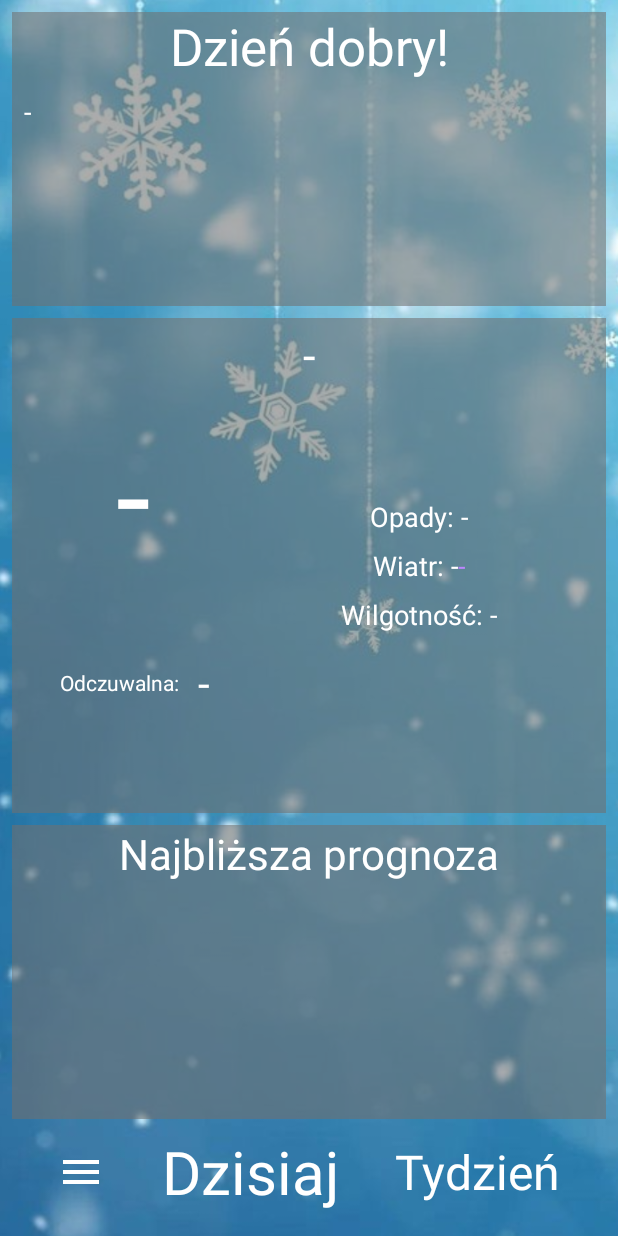
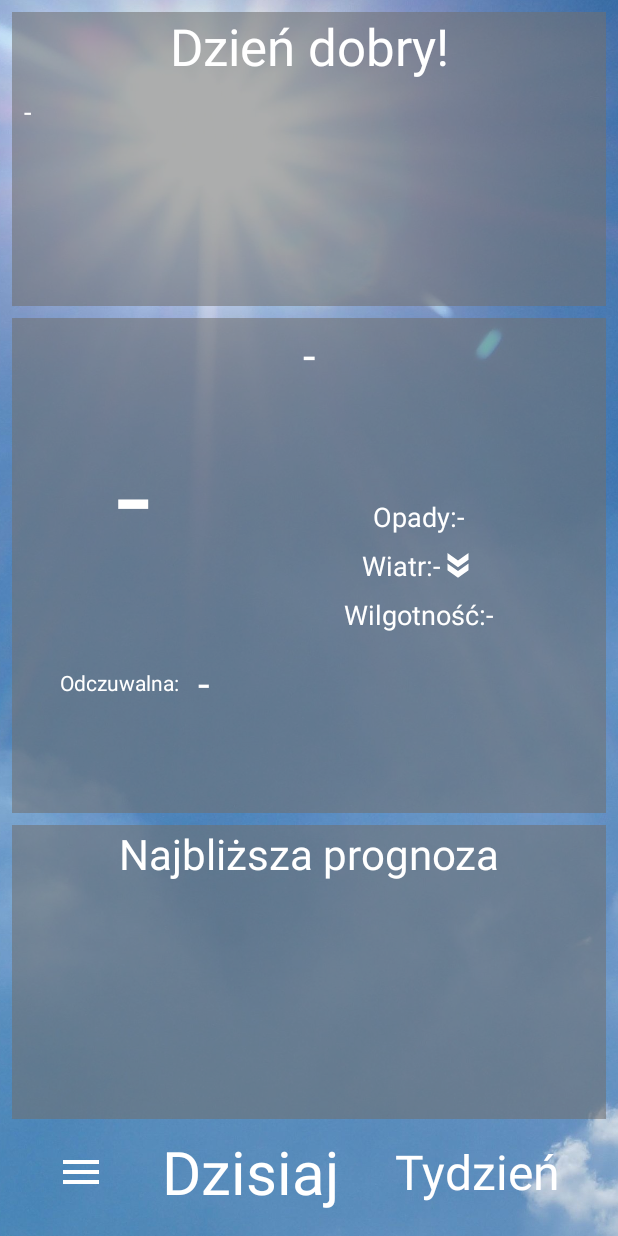
Before and after one commit to KraftUnderscore/weather-app, an Android app: the screen it shows after launch (MainActivity), on a phone screen of 412 x 824 dp. Run offline under Robolectric (Android 15) with nearby library versions, the phone set to English and light mode, and no system bars; our stand-ins replace Volley; libraries missing offline, so code that uses them is left out: com.beust.klaxon.

Commit message:
Extracted strings to resources + added rotating wind icon

```diff
--- a/app/build.gradle
+++ b/app/build.gradle
@@ -15,6 +15,7 @@ android {
         versionName "1.0"
 
         testInstrumentationRunner "androidx.test.runner.AndroidJUnitRunner"
+        vectorDrawables.useSupportLibrary = true
     }
 
     buildTypes {
--- a/app/src/main/java/com/pieta/weatherapp/MainActivity.kt
+++ b/app/src/main/java/com/pieta/weatherapp/MainActivity.kt
@@ -33,8 +33,7 @@ class MainActivity : AppCompatActivity() {
         setContentView(R.layout.activity_main)
         LocationHelper.requestPermissions(this)
 
-        //AlarmCreator.createAlarm(this)
-        createAlarm(this)
+        AlarmCreator.createAlarm(this)
         NotificationsManager.createNotificationChannel(this)
 
         val viewPager = findViewById<ViewPager2>(R.id.view_pager)
@@ -159,34 +158,4 @@ class MainActivity : AppCompatActivity() {
         }
 
     }
-
-    fun createAlarm(context: Context) {
-        val alarmManager = context.getSystemService(Context.ALARM_SERVICE) as AlarmManager
-        val alarmIntent = Intent(context, AlarmReceiver::class.java)
-
-        val existingIntent = PendingIntent.getBroadcast(context, 0, alarmIntent, PendingIntent.FLAG_NO_CREATE)
-        Log.i("WeatherApp", (existingIntent == null).toString())
-        if(existingIntent == null)
-        {
-            Log.i("WeatherApp", existingIntent.toString())
-            val pendingIntent = PendingIntent.getBroadcast(context, 0, alarmIntent, 0)
-
-//                alarmManager.setInexactRepeating(
-//                        AlarmManager.ELAPSED_REALTIME_WAKEUP,
-//                        SystemClock.elapsedRealtime() + AlarmManager.INTERVAL_HALF_HOUR,
-//                        AlarmManager.INTERVAL_HALF_HOUR,
-//                        pendingIntent
-//                )
-
-            alarmManager.setRepeating(
-                    AlarmManager.ELAPSED_REALTIME_WAKEUP,
-                    SystemClock.elapsedRealtime() + 10 * 1000,
-                    10 * 1000,
-                    pendingIntent
-            )
-            val existingIntent2 = PendingIntent.getBroadcast(context, 0, alarmIntent, PendingIntent.FLAG_NO_CREATE) == null
-            Log.i("WeatherApp", existingIntent2.toString())
-
-        }
-    }
 }
--- a/app/src/main/java/com/pieta/weatherapp/adapters/ViewPagerAdapter.kt
+++ b/app/src/main/java/com/pieta/weatherapp/adapters/ViewPagerAdapter.kt
@@ -25,7 +25,7 @@ class ViewPagerAdapter(private val city: String, private val daily: List<Daily>?
         private val hourlyRainText = itemView.findViewById<TextView>(R.id.hourlyRainText)
         private val hourlyHumidityText = itemView.findViewById<TextView>(R.id.hourlyHumidityText)
         private val hourlyWindSpeedText = itemView.findViewById<TextView>(R.id.hourlyWindSpeedText)
-        private val hourlyWindDegreeText = itemView.findViewById<TextView>(R.id.hourlyWindDegreeText)
+        private val hourlyWindDegreeImage = itemView.findViewById<ImageView>(R.id.hourlyWindDegreeImage)
         private val hourlyWeatherLayout = itemView.findViewById(R.id.hourlyWeatherLayout) as LinearLayout
 
         fun populateViews(hourly: List<Hourly>?)
@@ -40,7 +40,7 @@ class ViewPagerAdapter(private val city: String, private val daily: List<Daily>?
                 hourlyRainText.text = "-"
                 hourlyHumidityText.text = "-"
                 hourlyWindSpeedText.text = "-"
-                hourlyWindDegreeText.text = "-"
+                hourlyWindDegreeImage.rotation = 90f
             }
             else
             {
@@ -52,7 +52,7 @@ class ViewPagerAdapter(private val city: String, private val daily: List<Daily>?
                 hourlyRainText.text = ("%.0f".format(100f * now.pop) + "%")
                 hourlyHumidityText.text = (now.humidity.toString() + "%")
                 hourlyWindSpeedText.text = (now.wind_speed.toString() + "km/h")
-                hourlyWindDegreeText.text = now.wind_deg.toString()
+                hourlyWindDegreeImage.rotation = (now.wind_deg - 90).toFloat()
 
                 for (hour in hourly)
                 {
--- a/app/src/main/java/com/pieta/weatherapp/alarms/AlarmCreator.kt
+++ b/app/src/main/java/com/pieta/weatherapp/alarms/AlarmCreator.kt
@@ -21,22 +21,12 @@ class AlarmCreator {
                 Log.i("WeatherApp", existingIntent.toString())
                 val pendingIntent = PendingIntent.getBroadcast(context, 0, alarmIntent, 0)
 
-//                alarmManager.setInexactRepeating(
-//                        AlarmManager.ELAPSED_REALTIME_WAKEUP,
-//                        SystemClock.elapsedRealtime() + AlarmManager.INTERVAL_HALF_HOUR,
-//                        AlarmManager.INTERVAL_HALF_HOUR,
-//                        pendingIntent
-//                )
-
                 alarmManager.setRepeating(
-                        AlarmManager.ELAPSED_REALTIME_WAKEUP,
-                        SystemClock.elapsedRealtime() + 10 * 1000,
-                        10 * 1000,
-                        pendingIntent
+                    AlarmManager.ELAPSED_REALTIME_WAKEUP,
+                    SystemClock.elapsedRealtime() + AlarmManager.INTERVAL_HOUR,
+                    AlarmManager.INTERVAL_HOUR,
+                    pendingIntent
                 )
-                val existingIntent2 = PendingIntent.getBroadcast(context, 0, alarmIntent, PendingIntent.FLAG_NO_CREATE) == null
-                Log.i("WeatherApp", existingIntent2.toString())
-
             }
         }
     }
--- /dev/null
+++ b/app/src/main/res/drawable/ic_wind.xml
@@ -0,0 +1,6 @@
+<vector android:height="24dp" android:tint="#FFFFFF"
+    android:viewportHeight="24" android:viewportWidth="24"
+    android:width="24dp" xmlns:android="http://schemas.android.com/apk/res/android">
+    <path android:fillColor="@android:color/white" android:pathData="M15.5,5l-4.5,0l5,7l-5,7l4.5,0l5,-7z"/>
+    <path android:fillColor="@android:color/white" android:pathData="M8.5,5l-4.5,0l5,7l-5,7l4.5,0l5,-7z"/>
+</vector>
--- a/app/src/main/res/layout/activity_main.xml
+++ b/app/src/main/res/layout/activity_main.xml
@@ -17,9 +17,10 @@
             android:id="@+id/mainBackgroundImage"
             android:layout_width="0dp"
             android:layout_height="0dp"
+            android:contentDescription="@string/backround_desc"
             android:scaleX="1.2"
             android:scaleY="1.2"
-            android:src="@drawable/bg_13"
+            android:src="@drawable/bg_01"
             app:layout_constraintBottom_toBottomOf="parent"
             app:layout_constraintEnd_toEndOf="parent"
             app:layout_constraintHorizontal_bias="0.5"
--- a/app/src/main/res/layout/bottom_menu.xml
+++ b/app/src/main/res/layout/bottom_menu.xml
@@ -1,7 +1,6 @@
 <?xml version="1.0" encoding="utf-8"?>
 <androidx.constraintlayout.widget.ConstraintLayout xmlns:android="http://schemas.android.com/apk/res/android"
     xmlns:app="http://schemas.android.com/apk/res-auto"
-    xmlns:tools="http://schemas.android.com/tools"
     android:layout_width="match_parent"
     android:layout_height="match_parent">
 
@@ -11,13 +10,14 @@
         android:layout_height="32sp"
         android:clickable="true"
         android:focusable="true"
-        android:src="@drawable/ic_menu"
+        app:srcCompat="@drawable/ic_menu"
         android:textColor="@color/white"
         app:layout_constraintBottom_toBottomOf="parent"
         app:layout_constraintEnd_toStartOf="@+id/menu_hourly_button"
         app:layout_constraintHorizontal_bias="0.5"
         app:layout_constraintStart_toStartOf="parent"
-        app:layout_constraintTop_toTopOf="parent" />
+        app:layout_constraintTop_toTopOf="parent"
+        android:contentDescription="@string/menu_button" />
 
     <TextView
         android:id="@+id/menu_hourly_button"
@@ -25,7 +25,7 @@
         android:layout_height="wrap_content"
         android:clickable="true"
         android:focusable="true"
-        android:text="Dzisiaj"
+        android:text="@string/menu_today"
         android:textColor="@color/white"
         android:textSize="32sp"
         app:layout_constraintBottom_toBottomOf="parent"
@@ -40,7 +40,7 @@
         android:layout_height="wrap_content"
         android:clickable="true"
         android:focusable="true"
-        android:text="Tydzień"
+        android:text="@string/menu_week"
         android:textColor="@color/white"
         android:textSize="32sp"
         app:layout_constraintBottom_toBottomOf="parent"
--- a/app/src/main/res/layout/daily_view.xml
+++ b/app/src/main/res/layout/daily_view.xml
@@ -1,7 +1,6 @@
 <?xml version="1.0" encoding="utf-8"?>
 <androidx.constraintlayout.widget.ConstraintLayout xmlns:android="http://schemas.android.com/apk/res/android"
     xmlns:app="http://schemas.android.com/apk/res-auto"
-    xmlns:tools="http://schemas.android.com/tools"
     android:layout_width="match_parent"
     android:layout_height="match_parent">
 
@@ -27,7 +26,7 @@
             android:layout_width="match_parent"
             android:layout_height="43dp"
             android:gravity="center"
-            android:text="Nadchodzący tydzień"
+            android:text="@string/upcoming_week"
             android:textColor="@color/white"
             app:autoSizeMaxTextSize="128sp"
             app:autoSizeMinTextSize="32sp"
@@ -38,7 +37,6 @@
             android:layout_width="match_parent"
             android:layout_height="wrap_content"
             android:layout_margin="8sp"
-            android:text="Info tygodniowe"
             android:textColor="@color/white"
             android:textSize="18sp" />
     </LinearLayout>
@@ -66,7 +64,6 @@
             android:layout_width="match_parent"
             android:layout_height="wrap_content"
             android:gravity="center"
-            android:text="Your city"
             android:textColor="@color/white"
             android:textSize="30sp" />
 
--- a/app/src/main/res/layout/hourly_scroll_item.xml
+++ b/app/src/main/res/layout/hourly_scroll_item.xml
@@ -1,7 +1,6 @@
 <?xml version="1.0" encoding="utf-8"?>
 <LinearLayout xmlns:android="http://schemas.android.com/apk/res/android"
     xmlns:app="http://schemas.android.com/apk/res-auto"
-    xmlns:tools="http://schemas.android.com/tools"
     android:layout_width="wrap_content"
     android:layout_height="wrap_content"
     android:orientation="vertical">
@@ -11,7 +10,6 @@
         android:layout_width="match_parent"
         android:layout_height="wrap_content"
         android:gravity="center"
-        android:text="TextView"
         android:textColor="@color/white"
         android:textSize="18sp" />
 
@@ -19,14 +17,14 @@
         android:id="@+id/hourlyScrollItemIcon"
         android:layout_width="64sp"
         android:layout_height="64sp"
-        android:src="@drawable/ic_launcher_foreground" />
+        app:srcCompat="@drawable/ic_launcher_foreground"
+        android:contentDescription="@string/weather_icon" />
 
     <TextView
         android:id="@+id/hourlyScrollItemTempText"
         android:layout_width="match_parent"
         android:layout_height="wrap_content"
         android:gravity="center"
-        android:text="TextView"
         android:textColor="@color/white"
         android:textSize="24sp" />
 </LinearLayout>
--- a/app/src/main/res/layout/hourly_view.xml
+++ b/app/src/main/res/layout/hourly_view.xml
@@ -1,7 +1,6 @@
 <?xml version="1.0" encoding="utf-8"?>
 <androidx.constraintlayout.widget.ConstraintLayout xmlns:android="http://schemas.android.com/apk/res/android"
     xmlns:app="http://schemas.android.com/apk/res-auto"
-    xmlns:tools="http://schemas.android.com/tools"
     android:layout_width="match_parent"
     android:layout_height="match_parent">
 
@@ -28,7 +27,7 @@
             android:layout_height="46dp"
             android:layout_marginTop="0dp"
             android:gravity="center"
-            android:text="Dzień dobry!"
+            android:text="@string/greetings"
             android:textColor="@color/white"
             app:autoSizeMaxTextSize="128sp"
             app:autoSizeMinTextSize="32sp"
@@ -44,7 +43,6 @@
             android:layout_marginEnd="8sp"
             android:layout_marginRight="8sp"
             android:layout_marginBottom="8sp"
-            android:text="MessageText"
             android:textColor="@color/white"
             android:textSize="18sp" />
 
@@ -71,7 +69,6 @@
             android:layout_width="wrap_content"
             android:layout_height="wrap_content"
             android:layout_marginStart="16dp"
-            android:layout_marginLeft="16dp"
             android:layout_marginBottom="8dp"
             android:gravity="bottom"
             android:orientation="horizontal"
@@ -84,9 +81,8 @@
                 android:layout_width="wrap_content"
                 android:layout_height="wrap_content"
                 android:layout_marginStart="16dp"
-                android:layout_marginLeft="16dp"
                 android:layout_marginTop="16dp"
-                android:text="Odczuwalna:"
+                android:text="@string/feels_like"
                 android:textColor="@color/white" />
 
             <TextView
@@ -95,7 +91,6 @@
                 android:layout_height="38dp"
                 android:layout_marginTop="8dp"
                 android:gravity="center"
-                android:text="3°"
                 android:textColor="@color/white"
                 app:autoSizeMaxTextSize="64sp"
                 app:autoSizeMinTextSize="16sp"
@@ -107,7 +102,6 @@
             android:layout_width="wrap_content"
             android:layout_height="wrap_content"
             android:layout_marginTop="4dp"
-            android:text="City"
             android:textColor="@color/white"
             android:textSize="30sp"
             app:layout_constraintEnd_toEndOf="parent"
@@ -120,10 +114,8 @@
             android:layout_width="130dp"
             android:layout_height="111dp"
             android:layout_marginStart="16dp"
-            android:layout_marginLeft="16dp"
             android:layout_marginTop="16dp"
             android:gravity="center"
-            android:text="26°"
             android:textColor="@color/white"
             app:autoSizeMaxTextSize="128sp"
             app:autoSizeMinTextSize="64sp"
@@ -145,10 +137,10 @@
 
             <TextView
                 android:id="@+id/hourlyRainLabel"
-                android:layout_width="wrap_content"
+                android:layout_width="0dp"
                 android:layout_height="wrap_content"
                 android:layout_weight="1"
-                android:text="Opady: "
+                android:text="@string/rainfall"
                 android:textColor="@color/white"
                 android:textSize="18sp" />
 
@@ -156,7 +148,6 @@
                 android:id="@+id/hourlyRainText"
                 android:layout_width="wrap_content"
                 android:layout_height="wrap_content"
-                android:text="40%"
                 android:textColor="@color/white"
                 android:textSize="18sp" />
 
@@ -178,7 +169,7 @@
                 android:layout_width="wrap_content"
                 android:layout_height="wrap_content"
                 android:layout_weight="1"
-                android:text="Wiatr: "
+                android:text="@string/wind"
                 android:textColor="@color/white"
                 android:textSize="18sp" />
 
@@ -186,17 +177,16 @@
                 android:id="@+id/hourlyWindSpeedText"
                 android:layout_width="wrap_content"
                 android:layout_height="wrap_content"
-                android:text="12.4"
                 android:textColor="@color/white"
                 android:textSize="18sp" />
 
-            <TextView
-                android:id="@+id/hourlyWindDegreeText"
+            <ImageView
+                android:id="@+id/hourlyWindDegreeImage"
                 android:layout_width="wrap_content"
                 android:layout_height="wrap_content"
-                android:text="123"
-                android:textColor="@color/purple_200"
-                android:textSize="18sp" />
+                android:layout_weight="1"
+                android:contentDescription="@string/wind_direction"
+                app:srcCompat="@drawable/ic_wind" />
         </LinearLayout>
 
         <LinearLayout
@@ -211,10 +201,10 @@
 
             <TextView
                 android:id="@+id/hourlyHumidityLabel"
-                android:layout_width="wrap_content"
+                android:layout_width="0dp"
                 android:layout_height="wrap_content"
                 android:layout_weight="1"
-                android:text="Wilgotność: "
+                android:text="@string/humidity"
                 android:textColor="@color/white"
                 android:textSize="18sp" />
 
@@ -222,7 +212,6 @@
                 android:id="@+id/hourlyHumidityText"
                 android:layout_width="wrap_content"
                 android:layout_height="wrap_content"
-                android:text="50%"
                 android:textColor="@color/white"
                 android:textSize="18sp" />
         </LinearLayout>
@@ -250,7 +239,7 @@
             android:layout_height="38dp"
             android:layout_marginBottom="8sp"
             android:gravity="center"
-            android:text="Najbliższa prognoza"
+            android:text="@string/hourly_forecast"
             android:textColor="@color/white"
             app:autoSizeMaxTextSize="64sp"
             app:autoSizeMinTextSize="16sp"
--- a/app/src/main/res/layout/nav_header.xml
+++ b/app/src/main/res/layout/nav_header.xml
@@ -1,7 +1,6 @@
 <?xml version="1.0" encoding="utf-8"?>
 <androidx.constraintlayout.widget.ConstraintLayout xmlns:android="http://schemas.android.com/apk/res/android"
     xmlns:app="http://schemas.android.com/apk/res-auto"
-    xmlns:tools="http://schemas.android.com/tools"
     android:id="@+id/mainDrawerHeader"
     android:layout_width="match_parent"
     android:layout_height="300sp">
@@ -13,7 +12,8 @@
         android:layout_marginStart="16dp"
         app:layout_constraintBottom_toTopOf="@+id/navAppName"
         app:layout_constraintStart_toStartOf="parent"
-        app:srcCompat="@drawable/ic_launcher_foreground" />
+        app:srcCompat="@drawable/ic_launcher_foreground"
+        android:contentDescription="@string/icon_desc" />
 
     <TextView
         android:id="@+id/navAuthorName"
@@ -21,7 +21,7 @@
         android:layout_height="wrap_content"
         android:layout_marginStart="16dp"
         android:layout_marginBottom="16dp"
-        android:text="by Sebatian Pięta"
+        android:text="@string/author"
         android:textColor="@color/rectangle"
         android:textSize="18sp"
         app:layout_constraintBottom_toBottomOf="parent"
--- a/app/src/main/res/menu/nav_menu.xml
+++ b/app/src/main/res/menu/nav_menu.xml
@@ -1,29 +1,28 @@
 <?xml version="1.0" encoding="utf-8"?>
-<menu xmlns:android="http://schemas.android.com/apk/res/android"
-    xmlns:app="http://schemas.android.com/apk/res-auto">
+<menu xmlns:android="http://schemas.android.com/apk/res/android">
     <item
         android:id="@+id/navMenuUpdateLocation"
         android:icon="@drawable/ic_location"
-        android:title="Zaktualizuj lokalizację" />
+        android:title="@string/menu_update_location" />
 
     <item
         android:id="@+id/navMenuNotifications"
         android:icon="@drawable/ic_notifications"
         android:clickable="true"
-        android:title="Powiadomienia" />
+        android:title="@string/menu_notifications" />
 
     <item
         android:id="@+id/navMenuCredits"
         android:icon="@drawable/ic_credits"
-        android:title="Podziękowania" />
+        android:title="@string/menu_thanks" />
 
     <item
         android:id="@+id/navMenuFeedback"
         android:icon="@drawable/ic_loop"
-        android:title="Feedback" />
+        android:title="@string/menu_feedback" />
 
     <item
         android:id="@+id/navMenuRate"
         android:icon="@drawable/ic_star"
-        android:title="Oceń aplikację" />
+        android:title="@string/menu_rate" />
 </menu>
--- a/app/src/main/res/values/strings.xml
+++ b/app/src/main/res/values/strings.xml
@@ -4,4 +4,33 @@
     <string name="notificationRainMessage">Szansa na opady: %1$s</string>
     <string name="notificationHumMessage">Przewidywana wilgotność: %1$s</string>
     <string name="notificationWindMessage">Spodziewana prędkość wiatru: %1$s</string>
+    <string name="greetings">Dzień dobry!</string>
+    <string name="feels_like">Odczuwalna:</string>
+    <string name="rainfall">Opady:</string>
+    <string name="wind">Wiatr:</string>
+    <string name="wind_direction">Wind direction</string>
+    <string name="humidity">Wilgotność:</string>
+    <string name="hourly_forecast">Najbliższa prognoza</string>
+    <string name="backround_desc">backgroundImage</string>
+    <string name="notifications_title">Ustawienia powiadomień</string>
+    <string name="rain_warning">Ostrzeżenie przed opadami</string>
+    <string name="rain_prob_threshold">Próg prawdopodobieństwa opadów:</string>
+    <string name="humidity_warning">Ostrzeżenie przed wilgocią</string>
+    <string name="humidity_threshold">Poziom wilgoci:</string>
+    <string name="wind_warning">Ostrzeżenie przed wiatrem</string>
+    <string name="wind_threshold">Próg prędkości wiatru:</string>
+    <string name="save_notifications">Zapisz</string>
+    <string name="menu_today">Dzisiaj</string>
+    <string name="menu_week">Tydzień</string>
+    <string name="daily_rainfalls">Opady:</string>
+    <string name="weather_icon">Weather icon</string>
+    <string name="upcoming_week">Nadchodzący tydzień</string>
+    <string name="author">by Sebatian Pięta</string>
+    <string name="icon_desc">App icon</string>
+    <string name="menu_update_location">Zaktualizuj lokalizację</string>
+    <string name="menu_notifications">Powiadomienia</string>
+    <string name="menu_thanks">Podziękowania</string>
+    <string name="menu_feedback">Feedback</string>
+    <string name="menu_rate">Oceń aplikację</string>
+    <string name="menu_button">Menu button</string>
 </resources>
```
Also changed, not shown: app/src/main/res/layout/activity_notifications.xml (+8 -11 lines), app/src/main/res/layout/daily_scroll_item.xml (+4 -6 lines).
